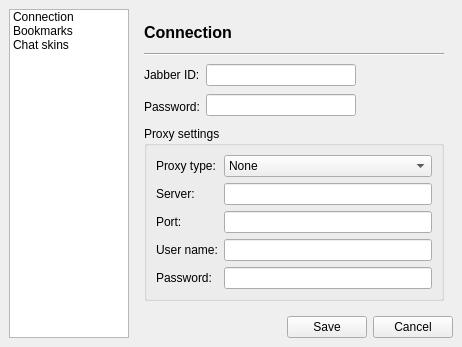
First picture: the form in preferences.ui, repository xmpp-graveyard/jabbim, before the edit.
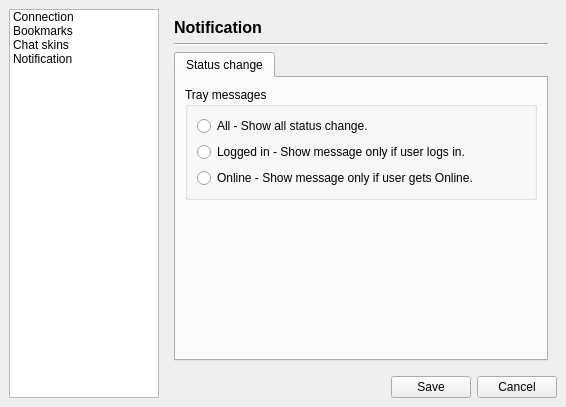
Second picture: the form after the edit. Icons and pictures are not drawn.

Commit message: moznost nastavit fungovani upozornovani pri zmene stavu kontaktu

```diff
--- a/preferences.ui
+++ b/preferences.ui
@@ -5,8 +5,8 @@
    <rect>
     <x>0</x>
     <y>0</y>
-    <width>462</width>
-    <height>347</height>
+    <width>566</width>
+    <height>407</height>
    </rect>
   </property>
   <property name="windowTitle" >
@@ -25,7 +25,7 @@
    <item row="0" column="1" colspan="2" >
     <widget class="QStackedWidget" name="stackedWidget" >
      <property name="currentIndex" >
-      <number>0</number>
+      <number>3</number>
      </property>
      <widget class="QWidget" name="userPreferences" >
       <layout class="QGridLayout" >
@@ -388,6 +388,112 @@
        </item>
       </layout>
      </widget>
+     <widget class="QWidget" name="page_3" >
+      <layout class="QGridLayout" >
+       <property name="margin" >
+        <number>9</number>
+       </property>
+       <property name="spacing" >
+        <number>6</number>
+       </property>
+       <item row="2" column="0" >
+        <widget class="QTabWidget" name="tabWidget" >
+         <property name="currentIndex" >
+          <number>0</number>
+         </property>
+         <widget class="QWidget" name="tab" >
+          <attribute name="title" >
+           <string>Status change</string>
+          </attribute>
+          <layout class="QGridLayout" >
+           <property name="margin" >
+            <number>9</number>
+           </property>
+           <property name="spacing" >
+            <number>6</number>
+           </property>
+           <item row="1" column="0" >
+            <spacer>
+             <property name="orientation" >
+              <enum>Qt::Vertical</enum>
+             </property>
+             <property name="sizeHint" >
+              <size>
+               <width>20</width>
+               <height>131</height>
+              </size>
+             </property>
+            </spacer>
+           </item>
+           <item row="0" column="0" >
+            <widget class="QGroupBox" name="groupBox_2" >
+             <property name="title" >
+              <string>Tray messages</string>
+             </property>
+             <layout class="QGridLayout" >
+              <property name="margin" >
+               <number>9</number>
+              </property>
+              <property name="spacing" >
+               <number>6</number>
+              </property>
+              <item row="0" column="0" >
+               <layout class="QVBoxLayout" >
+                <property name="margin" >
+                 <number>0</number>
+                </property>
+                <property name="spacing" >
+                 <number>6</number>
+                </property>
+                <item>
+                 <widget class="QRadioButton" name="notificationAll" >
+                  <property name="text" >
+                   <string>All - Show all status change.</string>
+                  </property>
+                 </widget>
+                </item>
+                <item>
+                 <widget class="QRadioButton" name="notificationLoggedIn" >
+                  <property name="text" >
+                   <string>Logged in - Show message only if user logs in.</string>
+                  </property>
+                 </widget>
+                </item>
+                <item>
+                 <widget class="QRadioButton" name="notificationOnline" >
+                  <property name="text" >
+                   <string>Online - Show message only if user gets Online.</string>
+                  </property>
+                 </widget>
+                </item>
+               </layout>
+              </item>
+             </layout>
+            </widget>
+           </item>
+          </layout>
+         </widget>
+        </widget>
+       </item>
+       <item row="0" column="0" >
+        <widget class="QLabel" name="label_11" >
+         <property name="text" >
+          <string>&lt;html>&lt;head>&lt;meta name="qrichtext" content="1" />&lt;style type="text/css">
+p, li { white-space: pre-wrap; }
+&lt;/style>&lt;/head>&lt;body style=" font-family:'Sans Serif'; font-size:9pt; font-weight:400; font-style:normal; text-decoration:none;">
+&lt;p style=" margin-top:0px; margin-bottom:0px; margin-left:0px; margin-right:0px; -qt-block-indent:0; text-indent:0px;">&lt;span style=" font-size:12pt; font-weight:600;">Notification&lt;/span>&lt;/p>&lt;/body>&lt;/html></string>
+         </property>
+        </widget>
+       </item>
+       <item row="1" column="0" >
+        <widget class="Line" name="line_5" >
+         <property name="orientation" >
+          <enum>Qt::Horizontal</enum>
+         </property>
+        </widget>
+       </item>
+      </layout>
+     </widget>
     </widget>
    </item>
    <item rowspan="2" row="0" column="0" >
@@ -413,6 +519,11 @@
        <string>Chat skins</string>
       </property>
      </item>
+     <item>
+      <property name="text" >
+       <string>Notification</string>
+      </property>
+     </item>
     </widget>
    </item>
    <item row="1" column="2" >
```
Left out of the diff: 8 changed lines with no effect on the pictures. The commit also changes 2 other files.
